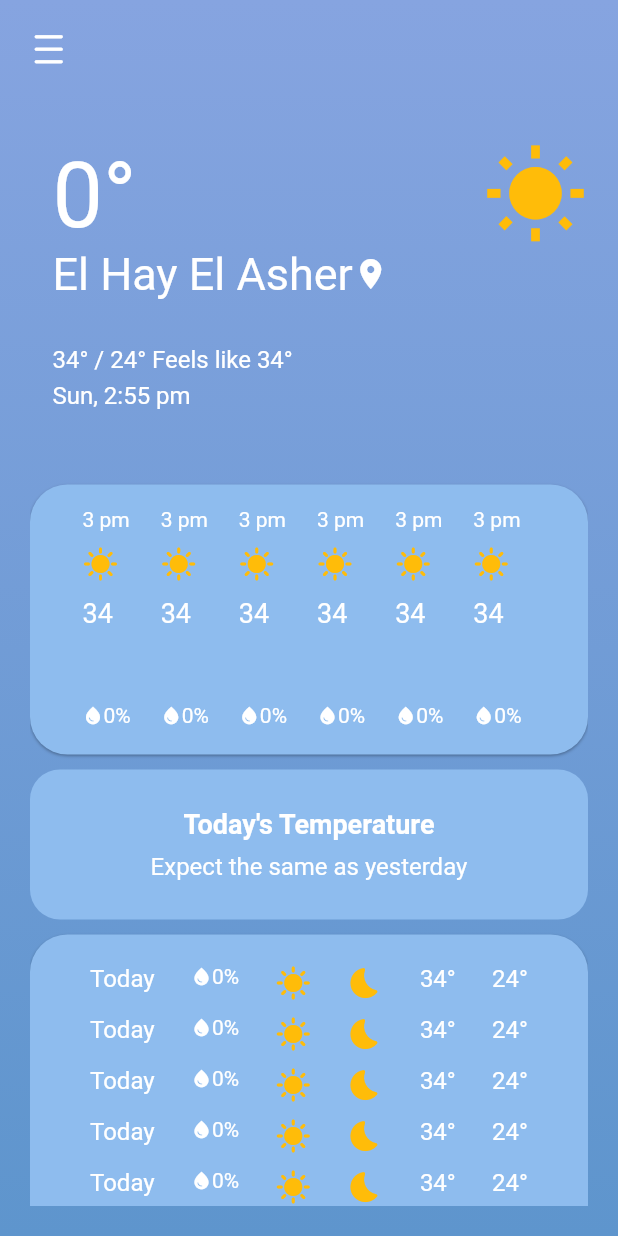
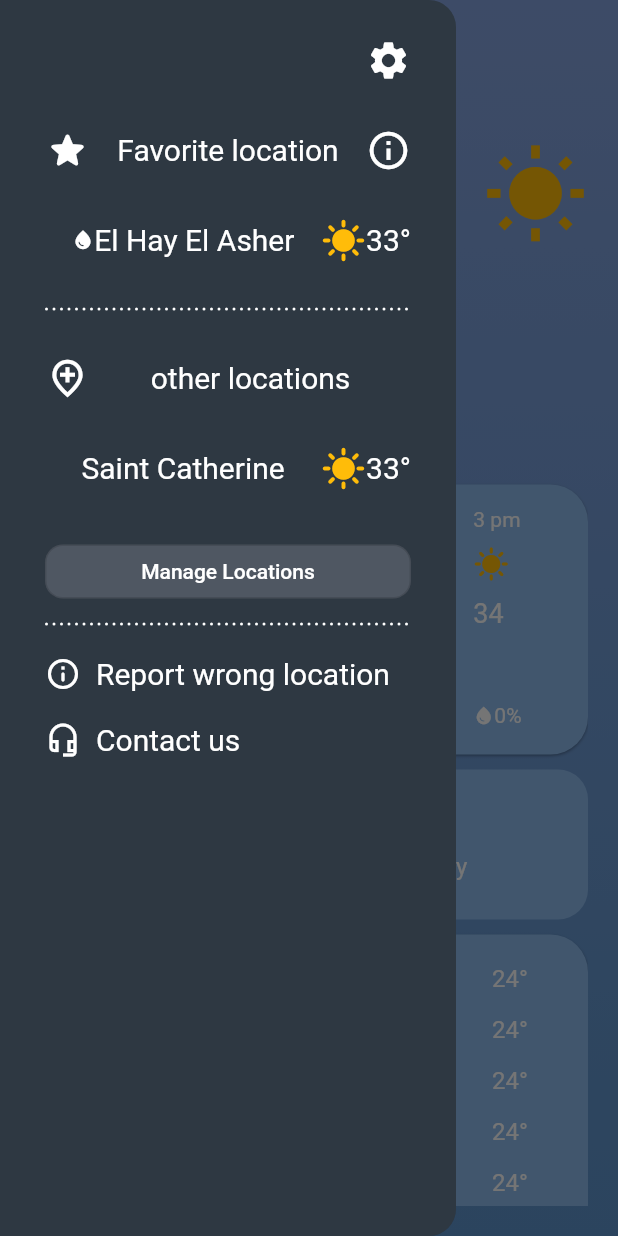
Before and after one commit to MAHMOUD3098/Weather-App, a Flutter app: the screen it shows after launch, after a tap on the "density medium" icon, on a phone screen of 412 x 824 dp. Run offline on Flutter 3.47's test engine with Material 2 defaults, Android fonts, the phone set to English and light mode, and no system bars; drawn by our look-alikes of dotted_line; our stand-ins replace dartz, dio, equatable, flutter_bloc, get_it, hexcolor.

Commit message:
finished drawer

```diff
--- a/lib/presentation/cubits/home_cubit/cubit.dart
+++ b/lib/presentation/cubits/home_cubit/cubit.dart
@@ -1,5 +1,5 @@
 import 'package:dartz/dartz.dart';
-import 'package:flutter/cupertino.dart';
+import 'package:flutter/material.dart';
 import 'package:flutter_bloc/flutter_bloc.dart';
 import 'package:weather_app/core/error/failure.dart';
 import 'package:weather_app/domain/entities/weather.dart';
@@ -21,14 +21,13 @@ class HomeCubit extends Cubit<HomeStates> {
       debugPrint(r.toString());
       temperature = r.temperature;
     });
-        emit(HomeLoadedState());
+    emit(HomeLoadedState());
     // emit(response.fold((l) => ErrorState, (r) => SuccessState));
     return response;
   }
 
-  // void openHomeDrawer(GlobalKey<ScaffoldState> scaffoldKey) {
-  //   scaffoldKey.currentState!.openDrawer();
-  //   emit(OpenHomeDrawerState());
-  // }
-
+  void openHomeDrawer(GlobalKey<ScaffoldState> scaffoldKey) {
+    scaffoldKey.currentState!.openDrawer();
+    emit(OpenHomeDrawerState());
+  }
 }
--- a/lib/presentation/screens/home_screen/home_screen.dart
+++ b/lib/presentation/screens/home_screen/home_screen.dart
@@ -18,9 +18,8 @@ class HomeScreen extends StatelessWidget {
 
   @override
   Widget build(BuildContext context) {
-    // HomeCubit home = HomeCubit.get(context);
-    // home.getWeatherByCountryName('Egypt');
-
+    HomeCubit homeCubit = HomeCubit.get(context);
+    // homeCubit.getWeatherByCountryName('Egypt');
     return BlocConsumer<HomeCubit, HomeStates>(
       listener: (context, state) => {
         // if (state is HomeLoadingState)
@@ -62,7 +61,7 @@ class HomeScreen extends StatelessWidget {
                     children: [
                       InkWell(
                         onTap: () {
-                          // homeCubit.openHomeDrawer(_scaffoldKey);
+                          homeCubit.openHomeDrawer(_scaffoldKey);
                         },
                         child: const Icon(
                           Icons.density_medium_rounded,
--- a/lib/presentation/widgets/custom_drawer.dart
+++ b/lib/presentation/widgets/custom_drawer.dart
@@ -1,6 +1,8 @@
 import 'package:dotted_line/dotted_line.dart';
 import 'package:flutter/material.dart';
+import 'package:hexcolor/hexcolor.dart';
 import 'package:weather_app/core/utils/app_colors.dart';
+import 'package:weather_app/core/utils/app_strings.dart';
 
 class CustomDrawer extends StatelessWidget {
   const CustomDrawer({Key? key}) : super(key: key);
@@ -81,14 +83,14 @@ class CustomDrawer extends StatelessWidget {
                       ],
                     ),
                     Row(
-                      children: const [
+                      children: [
                         Icon(
                           Icons.sunny,
                           size: 30,
-                          color: Colors.white,
+                          color: AppColors.sunIconColor,
                         ),
-                        Text(
-                          '33',
+                        const Text(
+                          '33${AppString.degreeSymbol}',
                           style: TextStyle(
                             fontSize: 20,
                             color: Colors.white,
@@ -107,6 +109,143 @@ class CustomDrawer extends StatelessWidget {
                   dashLength: 2,
                   dashRadius: 10,
                   lineThickness: 2,
+                ),
+                const SizedBox(
+                  height: 30,
+                ),
+                Row(
+                  mainAxisAlignment: MainAxisAlignment.spaceBetween,
+                  children: const [
+                    Icon(
+                      Icons.add_location_outlined,
+                      size: 30,
+                      color: Colors.white,
+                    ),
+                    Text(
+                      'other locations',
+                      style: TextStyle(
+                        color: Colors.white,
+                        fontSize: 20,
+                      ),
+                    ),
+                    SizedBox(),
+                  ],
+                ),
+                const SizedBox(
+                  height: 30,
+                ),
+                Row(
+                  mainAxisAlignment: MainAxisAlignment.spaceBetween,
+                  children: [
+                    const SizedBox(),
+                    Row(
+                      children: const [
+                        Text(
+                          'Saint Catherine',
+                          style: TextStyle(
+                            color: Colors.white,
+                            fontSize: 20,
+                          ),
+                        ),
+                      ],
+                    ),
+                    Row(
+                      children: [
+                        Icon(
+                          Icons.sunny,
+                          size: 30,
+                          color: AppColors.sunIconColor,
+                        ),
+                        const Text(
+                          '33${AppString.degreeSymbol}',
+                          style: TextStyle(
+                            fontSize: 20,
+                            color: Colors.white,
+                          ),
+                        ),
+                      ],
+                    )
+                  ],
+                ),
+                const SizedBox(
+                  height: 30,
+                ),
+                SizedBox(
+                  width: double.infinity,
+                  child: OutlinedButton(
+                    onPressed: () {},
+                    style: ButtonStyle(
+                      backgroundColor: MaterialStateProperty.all(
+                        HexColor('#4F5762'),
+                      ),
+                      enableFeedback: false,
+                      overlayColor: MaterialStateProperty.all<Color>(Colors.transparent),
+                      shape: MaterialStateProperty.all<RoundedRectangleBorder>(
+                        RoundedRectangleBorder(
+                          borderRadius: BorderRadius.circular(12.0),
+                          side: const BorderSide(color: Colors.red),
+                        ),
+                      ),
+                    ),
+                    child: const Text(
+                      'Manage Locations',
+                      style: TextStyle(
+                        color: Colors.white,
+                      ),
+                    ),
+                  ),
+                ),
+                const SizedBox(
+                  height: 10,
+                ),
+                const DottedLine(
+                  dashColor: Colors.white,
+                  dashGapLength: 3,
+                  dashLength: 2,
+                  dashRadius: 10,
+                  lineThickness: 2,
+                ),
+                const SizedBox(
+                  height: 20,
+                ),
+                Row(
+                  children: const [
+                    Icon(
+                      Icons.info_outline_rounded,
+                      color: Colors.white,
+                    ),
+                    SizedBox(
+                      width: 10,
+                    ),
+                    Text(
+                      'Report wrong location',
+                      style: TextStyle(
+                        fontSize: 20,
+                        color: Colors.white,
+                      ),
+                    ),
+                  ],
+                ),
+                const SizedBox(
+                  height: 20,
+                ),
+                Row(
+                  children: const [
+                    Icon(
+                      Icons.headset_mic_outlined,
+                      color: Colors.white,
+                    ),
+                    SizedBox(
+                      width: 10,
+                    ),
+                    Text(
+                      'Contact us',
+                      style: TextStyle(
+                        fontSize: 20,
+                        color: Colors.white,
+                      ),
+                    ),
+                  ],
                 )
               ],
             ),
```
